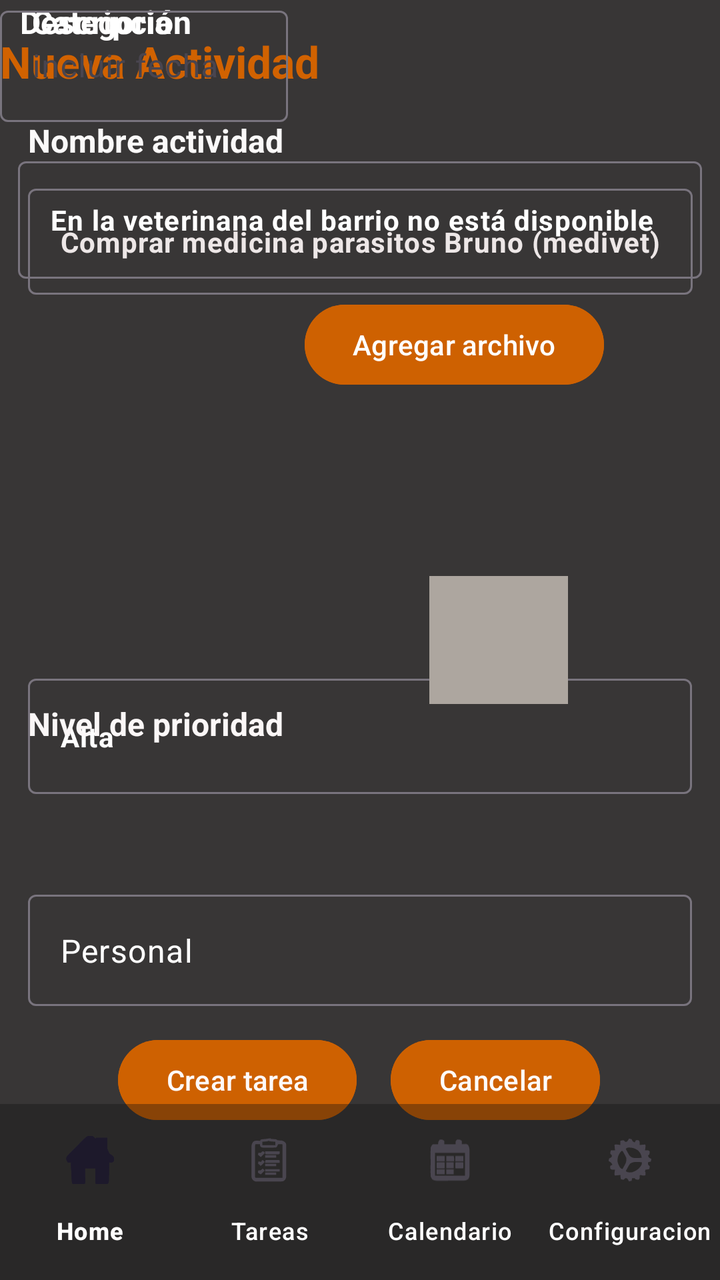
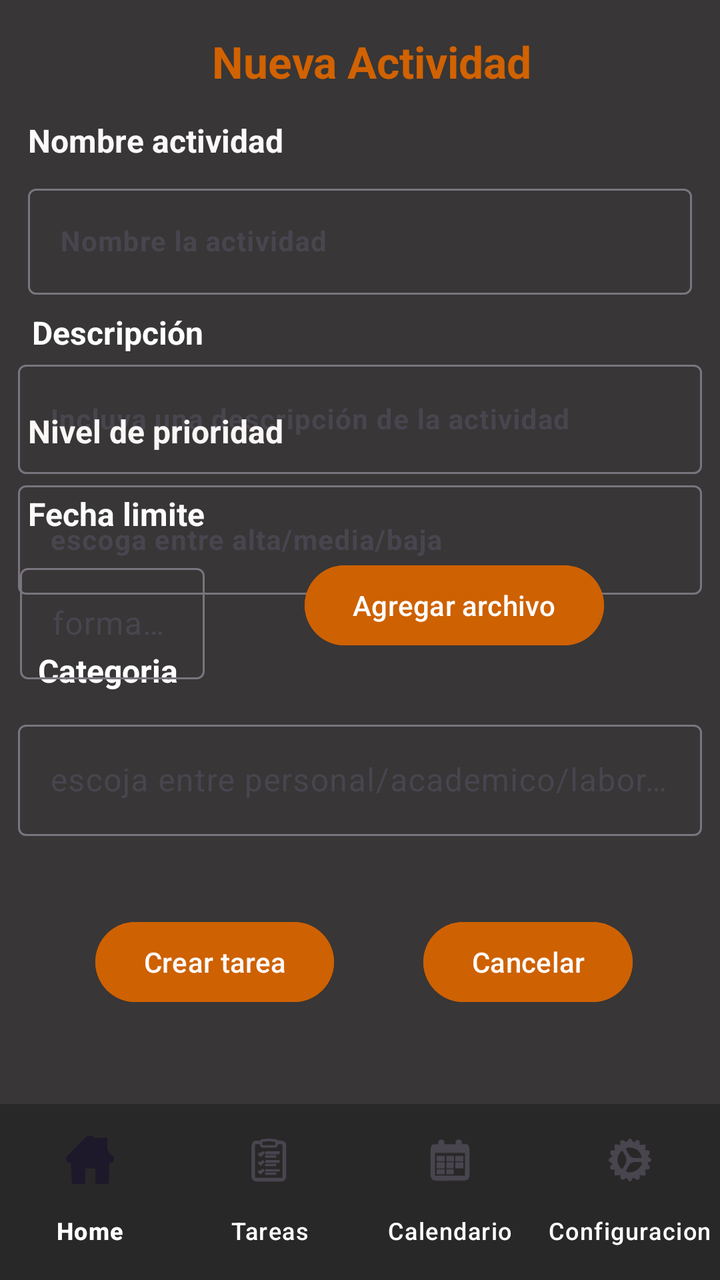

Two renders of the same Android screen: before a commit and after it. Below are the layout's source before the change and the commit's diff.
<!-- AndroidManifest.xml: application theme Theme.GetDone -->
<!-- res/layout/activity_new_task.xml -->
<?xml version="1.0" encoding="utf-8"?>
<androidx.constraintlayout.widget.ConstraintLayout xmlns:android="http://schemas.android.com/apk/res/android"
    xmlns:app="http://schemas.android.com/apk/res-auto"
    xmlns:tools="http://schemas.android.com/tools"
    android:id="@+id/main"
    android:layout_width="match_parent"
    android:layout_height="match_parent"
    android:background="#383636"
    tools:context=".new_Task">

    <TextView
        android:id="@+id/textView7"
        android:layout_width="wrap_content"
        android:layout_height="wrap_content"
        android:layout_marginTop="16dp"
        android:text="Nueva Actividad"
        android:textColor="#D16201"
        android:textSize="22sp"
        android:textStyle="bold"
        app:layout_constraintTop_toTopOf="parent"
        tools:layout_editor_absoluteX="106dp" />

    <com.google.android.material.textfield.TextInputLayout
        android:id="@+id/textInputLayout4"
        android:layout_width="0dp"
        android:layout_height="63dp"
        android:layout_marginStart="14dp"
        android:layout_marginEnd="14dp"
        android:layout_marginBottom="119dp"
        app:layout_constraintBottom_toTopOf="@+id/crear_nueva_tarea"
        app:layout_constraintEnd_toEndOf="parent"
        app:layout_constraintStart_toStartOf="parent">

        <com.google.android.material.textfield.TextInputEditText
            android:layout_width="match_parent"
            android:layout_height="match_parent"
            android:text="Alta"
            android:textColor="@color/white"
            android:textSize="14sp"
            android:textStyle="bold" />
    </com.google.android.material.textfield.TextInputLayout>

    <TextView
        android:id="@+id/textView9"
        android:layout_width="wrap_content"
        android:layout_height="wrap_content"
        android:layout_marginStart="10dp"
        android:text="Descripción"
        android:textColor="#ffffff"
        android:textSize="16sp"
        android:textStyle="bold"
        app:layout_constraintStart_toStartOf="parent"
        tools:layout_editor_absoluteY="162dp" />

    <com.google.android.material.textfield.TextInputLayout
        android:id="@+id/textInputLayout3"
        android:layout_width="0dp"
        android:layout_height="64dp"
        android:layout_marginStart="9dp"
        android:layout_marginTop="28dp"
        android:layout_marginEnd="9dp"
        android:layout_marginBottom="31dp"
        app:layout_constraintBottom_toBottomOf="@+id/textView11"
        app:layout_constraintEnd_toEndOf="parent"
        app:layout_constraintStart_toStartOf="parent"
        app:layout_constraintTop_toTopOf="@+id/textView9">

        <com.google.android.material.textfield.TextInputEditText
            android:layout_width="match_parent"
            android:layout_height="match_parent"
            android:text="En la veterinana del barrio no está disponible"
            android:textColor="@color/white"
            android:textSize="14sp"
            android:textStyle="bold" />

    </com.google.android.material.textfield.TextInputLayout>

    <TextView
        android:id="@+id/textView11"
        android:layout_width="wrap_content"
        android:layout_height="wrap_content"
        android:layout_marginStart="18dp"
        android:layout_marginTop="247dp"
        android:layout_marginBottom="248dp"
        android:text="Fecha limite"
        android:textColor="#FBFBFB"
        android:textSize="16sp"
        android:textStyle="bold"
        app:layout_constraintBottom_toTopOf="@+id/textInputLayout9"
        app:layout_constraintStart_toStartOf="parent"
        app:layout_constraintTop_toTopOf="@+id/textView7" />

    <com.google.android.material.textfield.TextInputLayout
        android:id="@+id/TextInputLayout4"
        android:layout_width="wrap_content"
        android:layout_height="wrap_content"
        android:layout_marginStart="14dp"
        android:layout_marginTop="8dp"
        app:layout_constraintStart_toStartOf="parent"
        app:layout_constraintTop_toBottomOf="@+id/textView8">

        <com.google.android.material.textfield.TextInputEditText
            android:id="@+id/fecha_actividad"
            android:layout_width="wrap_content"
            android:layout_height="match_parent"
            android:text="Comprar medicina parasitos Bruno (medivet)"
            android:textColor="#EDE7E7"
            android:textSize="14sp"
            android:textStyle="bold" />
    </com.google.android.material.textfield.TextInputLayout>

    <TextView
        android:id="@+id/textView16"
        android:layout_width="wrap_content"
        android:layout_height="wrap_content"
        android:layout_marginStart="14dp"
        android:layout_marginTop="63dp"
        android:layout_marginEnd="73dp"
        android:text="Nivel de prioridad"
        android:textColor="#FBF7F7"
        android:textSize="16sp"
        android:textStyle="bold"
        app:layout_constraintEnd_toStartOf="@+id/foto_viewer"
        app:layout_constraintStart_toStartOf="parent"
        app:layout_constraintTop_toTopOf="@+id/foto_viewer" />

    <TextView
        android:id="@+id/textView8"
        android:layout_width="wrap_content"
        android:layout_height="wrap_content"
        android:layout_marginStart="14dp"
        android:layout_marginTop="14dp"
        android:text="Nombre actividad"
        android:textColor="#FBF9F9"
        android:textSize="16sp"
        android:textStyle="bold"
        app:layout_constraintStart_toStartOf="parent"
        app:layout_constraintTop_toBottomOf="@+id/textView7" />

    <Button
        android:id="@+id/crear_nueva_tarea"
        android:layout_width="wrap_content"
        android:layout_height="wrap_content"
        android:layout_marginStart="45dp"
        android:layout_marginTop="13dp"
        android:backgroundTint="#CE6101"
        android:onClick="nueva_tarea_creada"
        android:text="Crear tarea"
        android:textColor="#FDF9F9"
        app:layout_constraintStart_toStartOf="@+id/textInputLayout9"
        app:layout_constraintTop_toBottomOf="@+id/textInputLayout9" />

    <Button
        android:id="@+id/boton_cancelar_tarea"
        android:layout_width="wrap_content"
        android:layout_height="wrap_content"
        android:layout_marginTop="13dp"
        android:layout_marginEnd="46dp"
        android:backgroundTint="#CE6101"
        android:onClick="cancelar_nueva_tarea"
        android:text="Cancelar"
        android:textColor="#FDFBFB"
        app:layout_constraintEnd_toEndOf="@+id/textInputLayout9"
        app:layout_constraintTop_toBottomOf="@+id/textInputLayout9" />

    <com.google.android.material.bottomnavigation.BottomNavigationView
        android:id="@+id/menu_navegacion"
        android:layout_width="wrap_content"
        android:layout_height="wrap_content"
        android:background="#5F101010"
        android:paddingTop="4dp"
        android:paddingBottom="4dp"
        app:itemTextColor="#ffffff"
        app:labelVisibilityMode="labeled"
        app:layout_constraintBottom_toBottomOf="parent"
        app:layout_constraintStart_toStartOf="parent"
        app:menu="@menu/bottom_menu" />

    <TextView
        android:id="@+id/textView29"
        android:layout_width="wrap_content"
        android:layout_height="wrap_content"
        android:layout_marginStart="16dp"
        android:text="Categoria"
        android:textColor="#FFFFFF"
        android:textSize="16sp"
        android:textStyle="bold"
        app:layout_constraintStart_toStartOf="parent"
        tools:layout_editor_absoluteY="499dp" />

    <com.google.android.material.textfield.TextInputLayout
        android:id="@+id/textInputLayout9"
        android:layout_width="0dp"
        android:layout_height="wrap_content"
        android:layout_marginStart="14dp"
        android:layout_marginEnd="14dp"
        android:layout_marginBottom="137dp"
        app:layout_constraintBottom_toBottomOf="parent"
        app:layout_constraintEnd_toEndOf="parent"
        app:layout_constraintStart_toStartOf="parent">

        <com.google.android.material.textfield.TextInputEditText
            android:layout_width="match_parent"
            android:layout_height="match_parent"
            android:text="Personal"
            android:textColor="@color/white" />
    </com.google.android.material.textfield.TextInputLayout>

    <Button
        android:id="@+id/boton_agregar_archivo"
        android:layout_width="wrap_content"
        android:layout_height="wrap_content"
        android:layout_marginTop="9dp"
        android:layout_marginEnd="58dp"
        android:backgroundTint="#CE6101"
        android:onClick="tomarFoto"
        android:text="Agregar archivo"
        android:textColor="#FFFFFF"
        app:layout_constraintEnd_toEndOf="parent"
        app:layout_constraintTop_toBottomOf="@+id/textInputLayout3" />

    <ImageView
        android:id="@+id/foto_viewer"
        android:layout_width="0dp"
        android:layout_height="64dp"
        android:layout_marginEnd="76dp"
        android:background="#ADA69F"
        app:layout_constraintBottom_toBottomOf="parent"
        app:layout_constraintEnd_toEndOf="parent"
        app:layout_constraintStart_toEndOf="@+id/textView16"
        app:layout_constraintTop_toTopOf="parent" />

    <com.google.android.material.textfield.TextInputLayout
        android:id="@+id/input_fecha"
        android:layout_width="144dp"
        android:layout_height="77dp"
        tools:layout_editor_absoluteX="18dp"
        tools:layout_editor_absoluteY="298dp">

        <com.google.android.material.textfield.TextInputEditText
            android:id="@+id/fecha_actividad"
            android:layout_width="match_parent"
            android:layout_height="wrap_content"
            android:hint="incluir fecha" />
    </com.google.android.material.textfield.TextInputLayout>

</androidx.constraintlayout.widget.ConstraintLayout>
<!-- resources referenced by this layout -->
<resources>
  <color name="white">#FFFFFFFF</color>
  <style name="Theme.GetDone" parent="Base.Theme.GetDone" />
  <style name="Base.Theme.GetDone" parent="Theme.Material3.DayNight.NoActionBar">
          
          
      </style>
</resources>

<!-- the commit's change to res/layout/activity_new_task.xml (unified diff, before → after) -->
@@ -12,29 +12,34 @@
         android:id="@+id/textView7"
         android:layout_width="wrap_content"
         android:layout_height="wrap_content"
+        android:layout_marginStart="106dp"
         android:layout_marginTop="16dp"
+        android:layout_marginBottom="14dp"
         android:text="Nueva Actividad"
         android:textColor="#D16201"
         android:textSize="22sp"
         android:textStyle="bold"
-        app:layout_constraintTop_toTopOf="parent"
-        tools:layout_editor_absoluteX="106dp" />
+        app:layout_constraintBottom_toTopOf="@+id/textView8"
+        app:layout_constraintStart_toStartOf="parent"
+        app:layout_constraintTop_toTopOf="parent" />
 
     <com.google.android.material.textfield.TextInputLayout
         android:id="@+id/textInputLayout4"
         android:layout_width="0dp"
-        android:layout_height="63dp"
-        android:layout_marginStart="14dp"
-        android:layout_marginEnd="14dp"
-        android:layout_marginBottom="119dp"
-        app:layout_constraintBottom_toTopOf="@+id/crear_nueva_tarea"
-        app:layout_constraintEnd_toEndOf="parent"
-        app:layout_constraintStart_toStartOf="parent">
-
-        <com.google.android.material.textfield.TextInputEditText
+        android:layout_height="60dp"
+        android:layout_marginStart="9dp"
+        android:layout_marginEnd="9dp"
+        android:layout_marginBottom="27dp"
+        app:layout_constraintBottom_toTopOf="@+id/textView29"
+        app:layout_constraintEnd_toEndOf="parent"
+        app:layout_constraintStart_toStartOf="parent"
+        app:layout_constraintTop_toBottomOf="@+id/textView16">
+
+        <com.google.android.material.textfield.TextInputEditText
+            android:id="@+id/prioridad_actividad"
             android:layout_width="match_parent"
             android:layout_height="match_parent"
-            android:text="Alta"
+            android:hint="escoga entre alta/media/baja"
             android:textColor="@color/white"
             android:textSize="14sp"
             android:textStyle="bold" />
@@ -44,31 +49,33 @@
         android:id="@+id/textView9"
         android:layout_width="wrap_content"
         android:layout_height="wrap_content"
-        android:layout_marginStart="10dp"
+        android:layout_marginStart="7dp"
         android:text="Descripción"
         android:textColor="#ffffff"
         android:textSize="16sp"
         android:textStyle="bold"
-        app:layout_constraintStart_toStartOf="parent"
-        tools:layout_editor_absoluteY="162dp" />
+        app:layout_constraintBottom_toTopOf="@+id/textInputLayout3"
+        app:layout_constraintStart_toStartOf="@+id/textInputLayout3"
+        app:layout_constraintTop_toBottomOf="@+id/TextInputLayout4" />
 
     <com.google.android.material.textfield.TextInputLayout
         android:id="@+id/textInputLayout3"
         android:layout_width="0dp"
-        android:layout_height="64dp"
+        android:layout_height="60dp"
         android:layout_marginStart="9dp"
-        android:layout_marginTop="28dp"
         android:layout_marginEnd="9dp"
-        android:layout_marginBottom="31dp"
-        app:layout_constraintBottom_toBottomOf="@+id/textView11"
-        app:layout_constraintEnd_toEndOf="parent"
-        app:layout_constraintStart_toStartOf="parent"
-        app:layout_constraintTop_toTopOf="@+id/textView9">
-
-        <com.google.android.material.textfield.TextInputEditText
+        android:layout_marginBottom="9dp"
+        app:layout_constraintBottom_toTopOf="@+id/textView11"
+        app:layout_constraintEnd_toEndOf="parent"
+        app:layout_constraintStart_toStartOf="parent"
+        app:layout_constraintTop_toBottomOf="@+id/textView9">
+
+        <com.google.android.material.textfield.TextInputEditText
+            android:id="@+id/descripcion_actividad"
             android:layout_width="match_parent"
             android:layout_height="match_parent"
-            android:text="En la veterinana del barrio no está disponible"
+            android:baselineAligned="false"
+            android:hint="Incluya una descripción de la actividad"
             android:textColor="@color/white"
             android:textSize="14sp"
             android:textStyle="bold" />
@@ -79,31 +86,33 @@
         android:id="@+id/textView11"
         android:layout_width="wrap_content"
         android:layout_height="wrap_content"
-        android:layout_marginStart="18dp"
-        android:layout_marginTop="247dp"
-        android:layout_marginBottom="248dp"
+        android:layout_marginStart="14dp"
+        android:layout_marginBottom="11dp"
         android:text="Fecha limite"
         android:textColor="#FBFBFB"
         android:textSize="16sp"
         android:textStyle="bold"
-        app:layout_constraintBottom_toTopOf="@+id/textInputLayout9"
-        app:layout_constraintStart_toStartOf="parent"
-        app:layout_constraintTop_toTopOf="@+id/textView7" />
+        app:layout_constraintBottom_toTopOf="@+id/boton_agregar_archivo"
+        app:layout_constraintStart_toStartOf="parent"
+        app:layout_constraintTop_toBottomOf="@+id/textInputLayout3" />
 
     <com.google.android.material.textfield.TextInputLayout
         android:id="@+id/TextInputLayout4"
-        android:layout_width="wrap_content"
-        android:layout_height="wrap_content"
-        android:layout_marginStart="14dp"
-        android:layout_marginTop="8dp"
+        android:layout_width="0dp"
+        android:layout_height="wrap_content"
+        android:layout_marginStart="14dp"
+        android:layout_marginEnd="14dp"
+        android:layout_marginBottom="8dp"
+        app:layout_constraintBottom_toTopOf="@+id/textView9"
+        app:layout_constraintEnd_toEndOf="parent"
         app:layout_constraintStart_toStartOf="parent"
         app:layout_constraintTop_toBottomOf="@+id/textView8">
 
         <com.google.android.material.textfield.TextInputEditText
-            android:id="@+id/fecha_actividad"
-            android:layout_width="wrap_content"
-            android:layout_height="match_parent"
-            android:text="Comprar medicina parasitos Bruno (medivet)"
+            android:id="@+id/nombre_actividad"
+            android:layout_width="match_parent"
+            android:layout_height="wrap_content"
+            android:hint="Nombre la actividad"
             android:textColor="#EDE7E7"
             android:textSize="14sp"
             android:textStyle="bold" />
@@ -114,26 +123,26 @@
         android:layout_width="wrap_content"
         android:layout_height="wrap_content"
         android:layout_marginStart="14dp"
-        android:layout_marginTop="63dp"
-        android:layout_marginEnd="73dp"
+        android:layout_marginBottom="11dp"
         android:text="Nivel de prioridad"
         android:textColor="#FBF7F7"
         android:textSize="16sp"
         android:textStyle="bold"
-        app:layout_constraintEnd_toStartOf="@+id/foto_viewer"
-        app:layout_constraintStart_toStartOf="parent"
-        app:layout_constraintTop_toTopOf="@+id/foto_viewer" />
+        app:layout_constraintBottom_toTopOf="@+id/textInputLayout4"
+        app:layout_constraintStart_toStartOf="parent"
+        app:layout_constraintTop_toBottomOf="@+id/foto_viewer" />
 
     <TextView
         android:id="@+id/textView8"
         android:layout_width="wrap_content"
         android:layout_height="wrap_content"
         android:layout_marginStart="14dp"
-        android:layout_marginTop="14dp"
+        android:layout_marginBottom="8dp"
         android:text="Nombre actividad"
         android:textColor="#FBF9F9"
         android:textSize="16sp"
         android:textStyle="bold"
+        app:layout_constraintBottom_toTopOf="@+id/TextInputLayout4"
         app:layout_constraintStart_toStartOf="parent"
         app:layout_constraintTop_toBottomOf="@+id/textView7" />
 
@@ -141,26 +150,29 @@
         android:id="@+id/crear_nueva_tarea"
         android:layout_width="wrap_content"
         android:layout_height="wrap_content"
-        android:layout_marginStart="45dp"
-        android:layout_marginTop="13dp"
+        android:layout_marginStart="4dp"
+        android:layout_marginTop="39dp"
+        android:layout_marginEnd="1dp"
         android:backgroundTint="#CE6101"
         android:onClick="nueva_tarea_creada"
         android:text="Crear tarea"
         android:textColor="#FDF9F9"
-        app:layout_constraintStart_toStartOf="@+id/textInputLayout9"
+        app:layout_constraintEnd_toStartOf="@+id/boton_cancelar_tarea"
+        app:layout_constraintStart_toStartOf="parent"
         app:layout_constraintTop_toBottomOf="@+id/textInputLayout9" />
 
     <Button
         android:id="@+id/boton_cancelar_tarea"
         android:layout_width="wrap_content"
         android:layout_height="wrap_content"
-        android:layout_marginTop="13dp"
-        android:layout_marginEnd="46dp"
+        android:layout_marginBottom="47dp"
         android:backgroundTint="#CE6101"
         android:onClick="cancelar_nueva_tarea"
         android:text="Cancelar"
         android:textColor="#FDFBFB"
-        app:layout_constraintEnd_toEndOf="@+id/textInputLayout9"
+        app:layout_constraintBottom_toTopOf="@+id/menu_navegacion"
+        app:layout_constraintEnd_toEndOf="parent"
+        app:layout_constraintStart_toEndOf="@+id/crear_nueva_tarea"
         app:layout_constraintTop_toBottomOf="@+id/textInputLayout9" />
 
     <com.google.android.material.bottomnavigation.BottomNavigationView
@@ -174,35 +186,40 @@
         app:labelVisibilityMode="labeled"
         app:layout_constraintBottom_toBottomOf="parent"
         app:layout_constraintStart_toStartOf="parent"
+        app:layout_constraintTop_toBottomOf="@+id/boton_cancelar_tarea"
         app:menu="@menu/bottom_menu" />
 
     <TextView
         android:id="@+id/textView29"
         android:layout_width="wrap_content"
         android:layout_height="wrap_content"
-        android:layout_marginStart="16dp"
+        android:layout_marginStart="19dp"
+        android:layout_marginBottom="11dp"
         android:text="Categoria"
         android:textColor="#FFFFFF"
         android:textSize="16sp"
         android:textStyle="bold"
-        app:layout_constraintStart_toStartOf="parent"
-        tools:layout_editor_absoluteY="499dp" />
+        app:layout_constraintBottom_toTopOf="@+id/textInputLayout9"
+        app:layout_constraintStart_toStartOf="parent"
+        app:layout_constraintTop_toBottomOf="@+id/textInputLayout4" />
 
     <com.google.android.material.textfield.TextInputLayout
         android:id="@+id/textInputLayout9"
         android:layout_width="0dp"
         android:layout_height="wrap_content"
-        android:layout_marginStart="14dp"
-        android:layout_marginEnd="14dp"
-        android:layout_marginBottom="137dp"
-        app:layout_constraintBottom_toBottomOf="parent"
-        app:layout_constraintEnd_toEndOf="parent"
-        app:layout_constraintStart_toStartOf="parent">
-
-        <com.google.android.material.textfield.TextInputEditText
+        android:layout_marginStart="9dp"
+        android:layout_marginEnd="9dp"
+        android:layout_marginBottom="39dp"
+        app:layout_constraintBottom_toTopOf="@+id/boton_cancelar_tarea"
+        app:layout_constraintEnd_toEndOf="parent"
+        app:layout_constraintStart_toStartOf="parent"
+        app:layout_constraintTop_toBottomOf="@+id/textView29">
+
+        <com.google.android.material.textfield.TextInputEditText
+            android:id="@+id/categoria_actividad"
             android:layout_width="match_parent"
             android:layout_height="match_parent"
-            android:text="Personal"
+            android:hint="escoja entre personal/academico/laboral"
             android:textColor="@color/white" />
     </com.google.android.material.textfield.TextInputLayout>
 
@@ -210,38 +227,46 @@
         android:id="@+id/boton_agregar_archivo"
         android:layout_width="wrap_content"
         android:layout_height="wrap_content"
-        android:layout_marginTop="9dp"
         android:layout_marginEnd="58dp"
+        android:layout_marginBottom="13dp"
         android:backgroundTint="#CE6101"
         android:onClick="tomarFoto"
         android:text="Agregar archivo"
         android:textColor="#FFFFFF"
-        app:layout_constraintEnd_toEndOf="parent"
-        app:layout_constraintTop_toBottomOf="@+id/textInputLayout3" />
+        app:layout_constraintBottom_toTopOf="@+id/foto_viewer"
+        app:layout_constraintEnd_toEndOf="parent"
+        app:layout_constraintStart_toEndOf="@+id/input_fecha"
+        app:layout_constraintTop_toBottomOf="@+id/textView11" />
 
     <ImageView
         android:id="@+id/foto_viewer"
-        android:layout_width="0dp"
-        android:layout_height="64dp"
-        android:layout_marginEnd="76dp"
+        android:layout_width="121dp"
+        android:layout_height="0dp"
+        android:layout_marginEnd="3dp"
+        android:layout_marginBottom="67dp"
         android:background="#ADA69F"
-        app:layout_constraintBottom_toBottomOf="parent"
-        app:layout_constraintEnd_toEndOf="parent"
-        app:layout_constraintStart_toEndOf="@+id/textView16"
-        app:layout_constraintTop_toTopOf="parent" />
+        app:layout_constraintBottom_toTopOf="@+id/textView16"
+        app:layout_constraintEnd_toEndOf="@+id/boton_agregar_archivo"
+        app:layout_constraintTop_toBottomOf="@+id/boton_agregar_archivo" />
 
     <com.google.android.material.textfield.TextInputLayout
         android:id="@+id/input_fecha"
-        android:layout_width="144dp"
-        android:layout_height="77dp"
-        tools:layout_editor_absoluteX="18dp"
-        tools:layout_editor_absoluteY="298dp">
+        android:layout_width="0dp"
+        android:layout_height="wrap_content"
+        android:layout_marginStart="10dp"
+        android:layout_marginTop="11dp"
+        android:layout_marginEnd="50dp"
+        app:layout_constraintEnd_toStartOf="@+id/boton_agregar_archivo"
+        app:layout_constraintStart_toStartOf="parent"
+        app:layout_constraintTop_toBottomOf="@+id/textView11">
 
         <com.google.android.material.textfield.TextInputEditText
             android:id="@+id/fecha_actividad"
             android:layout_width="match_parent"
             android:layout_height="wrap_content"
-            android:hint="incluir fecha" />
+            android:hint="formato dd/mm/aa"
+            android:textColor="@color/white"
+            android:textColorHint="#FFFFFF" />
     </com.google.android.material.textfield.TextInputLayout>
 
 </androidx.constraintlayout.widget.ConstraintLayout>
